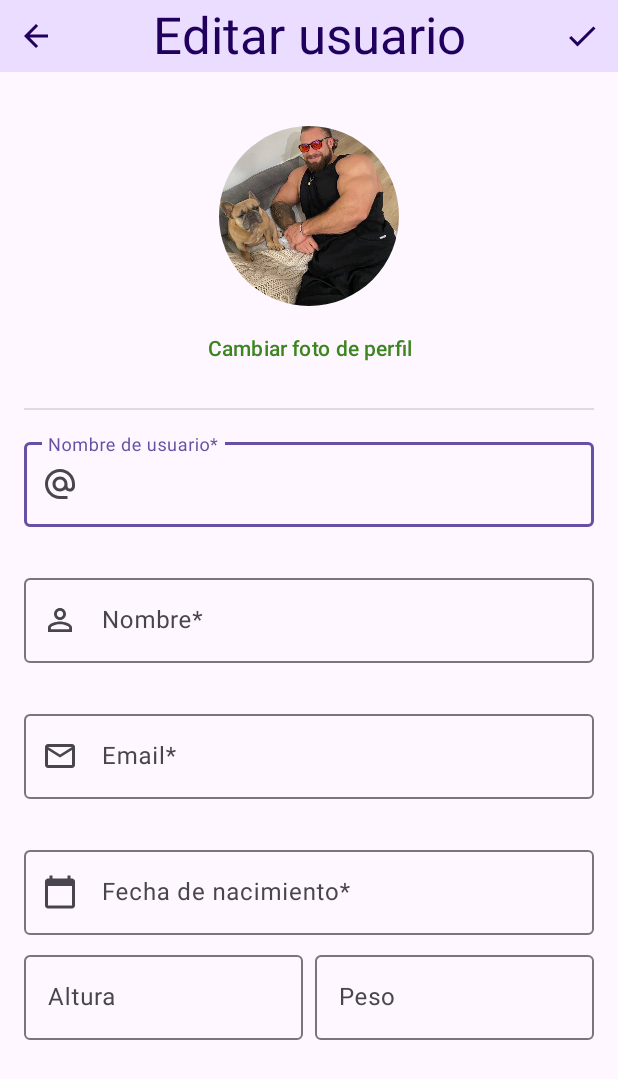
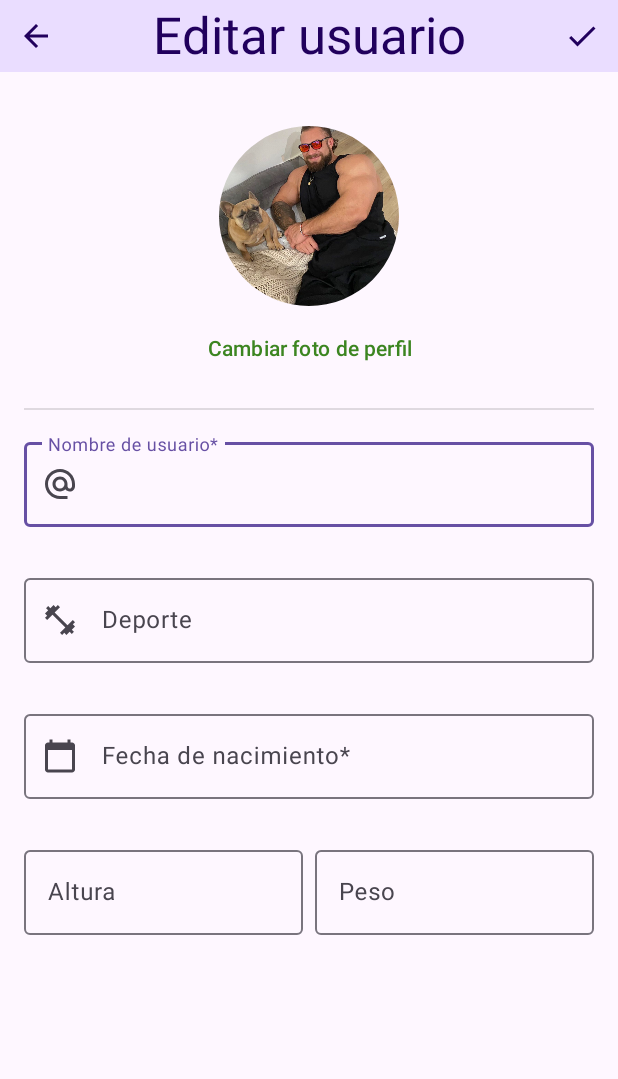
Before and after one commit to DeveloperAaron2/LearningStrenghtAaron, an Android app: the PerfilUsuarioActivity screen opened directly, with no data from a screen before it, on a phone screen of 412 x 824 dp. Shown: the top 1079 px of the screen. Run offline under Robolectric (Android 15) with nearby library versions, the phone set to English and light mode, and no system bars; our stand-ins replace Firebase (no records; nobody signed in at launch, a user with empty details on screens opened directly); 6 statements that could not run were skipped.

Commit message:
Editar Usuario y Rms 1

```diff
--- a/app/src/main/java/com/example/learningstrenghtaaron/usuario/PerfilUsuarioActivity.java
+++ b/app/src/main/java/com/example/learningstrenghtaaron/usuario/PerfilUsuarioActivity.java
@@ -16,12 +16,11 @@ import com.google.android.material.textfield.TextInputLayout;
 import com.google.firebase.auth.FirebaseAuth;
 import com.google.firebase.auth.FirebaseUser;
 
-import java.util.HashMap;
 import java.util.Map;
 
 public class PerfilUsuarioActivity extends AppCompatActivity {
     private TextInputLayout tilUsuario, tilNombre, tilEmail, tilFecha, tilPeso, tilAltura;
-    private TextInputEditText txtUsuario, txtNombre, txtEmail, txtFecha, txtPeso, txtAltura;
+    private TextInputEditText txtUsuario, txtDeporte, txtFechaNac, txtPeso, txtAltura;
     private FloatingActionButton btnAtras, btnAceptar;
     private MaterialButton btnCambiarFoto;
     private Usuario usuario;
@@ -48,11 +47,10 @@ public class PerfilUsuarioActivity extends AppCompatActivity {
         tilUsuario = findViewById(R.id.tilNombreUsuarioPerfilUsuario);
         txtUsuario = findViewById(R.id.txtNombreUsuarioPerfilUsuario);
         tilNombre = findViewById(R.id.tilNombrePerfilUsuario);
-        txtNombre = findViewById(R.id.txtNombrePerfilUsuario);
+        txtDeporte = findViewById(R.id.txtDeportePerfilUsuario);
         tilEmail = findViewById(R.id.tilEmailPerfilUsuario);
-        txtEmail = findViewById(R.id.txtEmailPerfilUsuario);
         tilFecha = findViewById(R.id.tilFechaNacPerfilUsuario);
-        txtFecha = findViewById(R.id.txtFechaNacPerfilUsuario);
+        txtFechaNac = findViewById(R.id.txtFechaNacPerfilUsuario);
         tilPeso = findViewById(R.id.tilPesoPerfilUsuario);
         txtPeso = findViewById(R.id.txtPesoPerfilUsuario);
         tilAltura = findViewById(R.id.tilAlturaPerfilUsuario);
@@ -74,14 +72,11 @@ public class PerfilUsuarioActivity extends AppCompatActivity {
         txtUsuario.setOnFocusChangeListener((view, b) -> {
             if (!b && txtUsuario.getText().toString().isBlank())txtUsuario.setError("Tienes que escribir un nombre de usuario"); else txtUsuario.setError(null);
         });
-        txtNombre.setOnFocusChangeListener((view, b) -> {
-            if (!b && txtNombre.getText().toString().isBlank())txtNombre.setError("Tienes que escribir tu nombre"); else txtNombre.setError(null);
-        });
-        txtEmail.setOnFocusChangeListener((view, b) -> {
-            if (!b && txtEmail.getText().toString().isBlank())txtEmail.setError("Tienes que escribir tu email"); else txtEmail.setError(null);
+        txtDeporte.setOnFocusChangeListener((view, b) -> {
+            if (!b && txtDeporte.getText().toString().isBlank()) txtDeporte.setError("Tienes que escribir tu nombre"); else txtDeporte.setError(null);
         });
 
-        txtFecha.setOnFocusChangeListener((view, b) -> {
+        txtFechaNac.setOnFocusChangeListener((view, b) -> {
             if (b) showDatePickerDialog();
         });
     }
@@ -90,8 +85,8 @@ public class PerfilUsuarioActivity extends AppCompatActivity {
         usuario = firestore.getUsuario(uid);
 
         txtUsuario.setText(usuario.getUsuario() == null ? "" : usuario.getUsuario());
-        txtNombre.setText(usuario.getDeporte() == null ? "" : usuario.getDeporte());
-        txtFecha.setText(usuario.getFechaNac() == null ? "" : usuario.getFechaNac());
+        txtDeporte.setText(usuario.getDeporte() == null ? "" : usuario.getDeporte());
+        txtFechaNac.setText(usuario.getFechaNac() == null ? "" : usuario.getFechaNac());
         txtPeso.setText(String.format("%s", usuario.getPeso() == 0 ? "" : usuario.getPeso()));
         txtAltura.setText(String.format("%s", usuario.getAltura() == 0 ? "" : usuario.getAltura()));
     }
@@ -110,8 +105,7 @@ public class PerfilUsuarioActivity extends AppCompatActivity {
     }
 
     private boolean chequearDatos() {
-        if (!txtUsuario.getText().toString().trim().isBlank()
-                && !txtEmail.getText().toString().trim().isBlank() && !txtFecha.getText().toString().trim().isBlank()) {
+        if (!txtUsuario.getText().toString().trim().isBlank() && !txtFechaNac.getText().toString().trim().isBlank()) {
             return true;
         }
         return false;
@@ -120,8 +114,7 @@ public class PerfilUsuarioActivity extends AppCompatActivity {
     private void recogerDatosUsuario() {
         // TODO: los getText pueden ser nulos
         usuario.setUsuario(txtUsuario.getText().toString().trim());
-        usuario.setCorreo(txtEmail.getText().toString().trim());
-        usuario.setFechaNac(txtFecha.getText().toString().trim());
+        usuario.setFechaNac(txtFechaNac.getText().toString().trim());
         usuario.setPeso(Long.parseLong(txtPeso.getText().toString().trim()));
         usuario.setAltura(Long.parseLong(txtAltura.getText().toString().trim()));
     }
@@ -133,9 +126,9 @@ public class PerfilUsuarioActivity extends AppCompatActivity {
     private void showDatePickerDialog() {
         MaterialDatePicker materialDatePicker = MaterialDatePicker.Builder.datePicker().setTitleText("Fecha nacimiento").build();
 
-        materialDatePicker.addOnPositiveButtonClickListener(selection -> txtFecha.setText("" + materialDatePicker.getHeaderText()));
+        materialDatePicker.addOnPositiveButtonClickListener(selection -> txtFechaNac.setText("" + materialDatePicker.getHeaderText()));
 
-        materialDatePicker.addOnDismissListener(dialogInterface -> txtFecha.clearFocus());
+        materialDatePicker.addOnDismissListener(dialogInterface -> txtFechaNac.clearFocus());
 
         materialDatePicker.show(getSupportFragmentManager(), "TAG");
     }
--- a/app/src/main/res/layout/activity_perfil_usuario.xml
+++ b/app/src/main/res/layout/activity_perfil_usuario.xml
@@ -125,27 +125,12 @@
                         android:layout_width="match_parent"
                         android:layout_height="wrap_content"
                         android:layout_marginBottom="8dp"
-                        android:hint="Nombre*"
+                        android:hint="Deporte"
                         app:errorEnabled="true"
-                        app:startIconDrawable="@drawable/baseline_person_outline_24">
+                        app:startIconDrawable="@drawable/baseline_fitness_center_24">
 
                         <com.google.android.material.textfield.TextInputEditText
-                            android:id="@+id/txtNombrePerfilUsuario"
-                            android:layout_width="match_parent"
-                            android:layout_height="match_parent" />
-                    </com.google.android.material.textfield.TextInputLayout>
-
-                    <com.google.android.material.textfield.TextInputLayout
-                        android:id="@+id/tilEmailPerfilUsuario"
-                        android:layout_width="match_parent"
-                        android:layout_height="wrap_content"
-                        android:layout_marginBottom="8dp"
-                        android:hint="Email*"
-                        app:errorEnabled="true"
-                        app:startIconDrawable="@drawable/baseline_mail_outline_24">
-
-                        <com.google.android.material.textfield.TextInputEditText
-                            android:id="@+id/txtEmailPerfilUsuario"
+                            android:id="@+id/txtDeportePerfilUsuario"
                             android:layout_width="match_parent"
                             android:layout_height="match_parent" />
                     </com.google.android.material.textfield.TextInputLayout>
@@ -156,6 +141,7 @@
                         android:layout_height="wrap_content"
                         android:layout_marginBottom="8dp"
                         android:hint="Fecha de nacimiento*"
+                        app:errorEnabled="true"
                         app:startIconDrawable="@drawable/baseline_calendar_today_24">
 
                         <com.google.android.material.textfield.TextInputEditText
```
Also changed, not shown: app/src/main/AndroidManifest.xml (+5 -3 lines), app/src/main/java/com/example/learningstrenghtaaron/usuario/EditarRmsActivity.java (added, +16 -0 lines), app/src/main/res/layout/activity_editar_rms.xml (added, +50 -0 lines), app/src/main/res/menu/edit_rms_menu.xml (added, +10 -0 lines).
